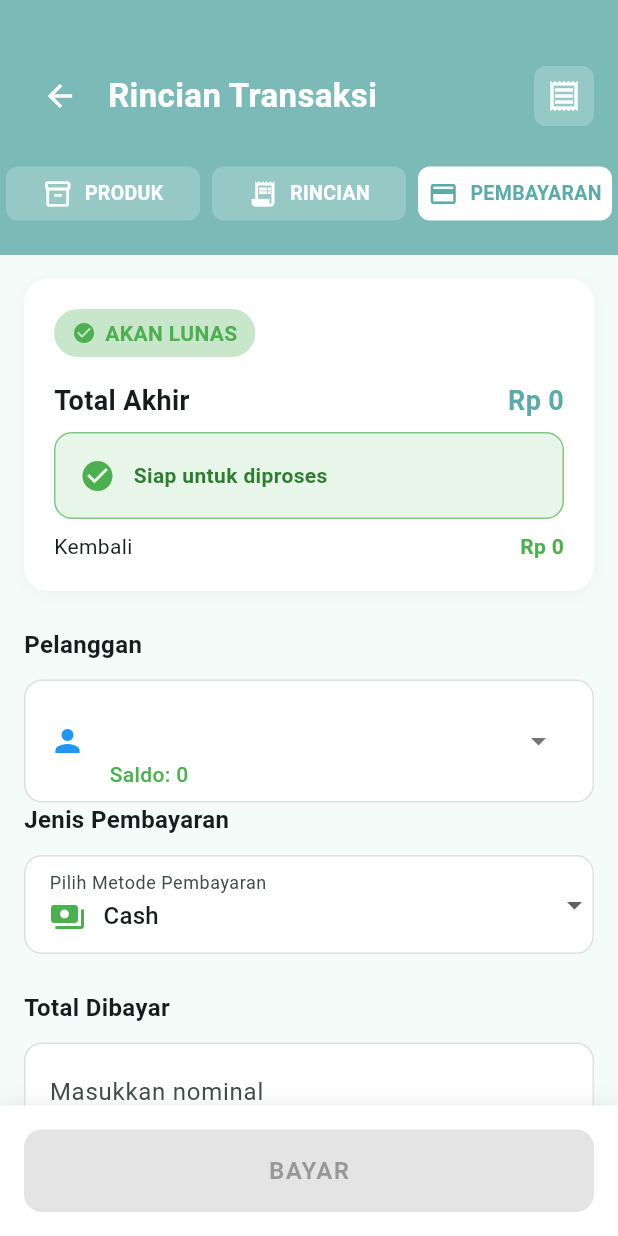
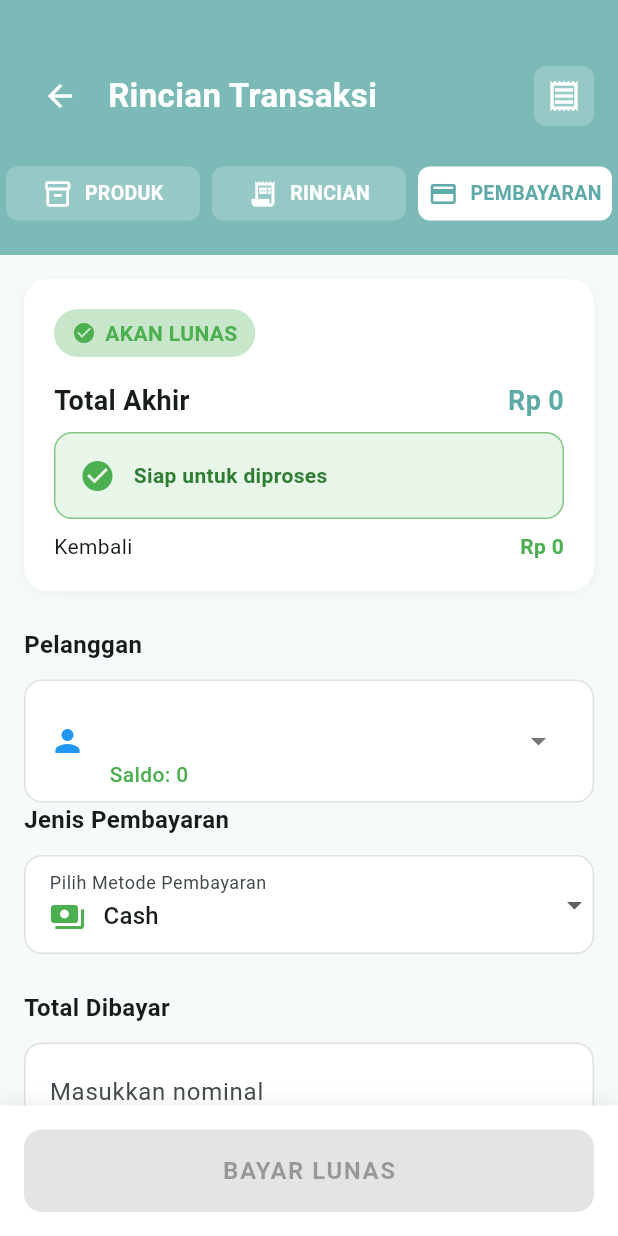
Before and after one commit to 4lvin/sadean-mobile, a Flutter app: the TransactionDetailView screen opened by its route, after a tap on "PRODUK", after a tap on "RINCIAN", after a tap on "PEMBAYARAN", on a phone screen of 412 x 824 dp. Run offline on Flutter 3.47's test engine with Material 3 defaults, Android fonts, the phone set to English and light mode, and no system bars; our stand-ins replace flutter_screenutil, flutter_secure_storage, get, image_picker, permission_handler, share_plus and 1 more; missing offline and left inert: bluetooth_print_plus, flutter_barcode_scanner_plus; accounts and stored records are empty; network calls fail; Roboto replaces fonts that are missing (Poppins).

Commit message:
kurang bayar bottom bar

```diff
--- a/lib/src/view/history/history_detail.dart
+++ b/lib/src/view/history/history_detail.dart
@@ -1058,15 +1058,17 @@ class TransactionDetailView extends StatelessWidget {
         child: SafeArea(
           child: Obx(
                 () => ElevatedButton(
-              onPressed:
-                  controller.isProcessingTransaction.value
+              onPressed: controller.isProcessingTransaction.value
                   ? null
                   : controller.canProcessPayment
                   ? () => controller.processTransaction()
                   : null,
               style: ElevatedButton.styleFrom(
-                backgroundColor:
-                    controller.canProcessPayment ? primaryColor : Colors.grey,
+                backgroundColor: controller.canProcessPayment
+                    ? (controller.amountPaid.value >= controller.cartTotal.value
+                    ? primaryColor
+                    : Colors.orange)
+                    : Colors.grey,
                 foregroundColor: Colors.white,
                 padding: const EdgeInsets.symmetric(vertical: 16),
                 shape: RoundedRectangleBorder(
@@ -1074,8 +1076,7 @@ class TransactionDetailView extends StatelessWidget {
                 ),
                 elevation: 0,
               ),
-              child:
-                  controller.isProcessingTransaction.value
+              child: controller.isProcessingTransaction.value
                   ? const Row(
                 mainAxisAlignment: MainAxisAlignment.center,
                 children: [
@@ -1091,9 +1092,11 @@ class TransactionDetailView extends StatelessWidget {
                   Text('MEMPROSES...'),
                 ],
               )
-                      : const Text(
-                        'BAYAR',
-                        style: TextStyle(
+                  : Text(
+                controller.amountPaid.value >= controller.cartTotal.value
+                    ? 'BAYAR LUNAS'
+                    : 'BAYAR KURANG',
+                style: const TextStyle(
                   fontSize: 16,
                   fontWeight: FontWeight.bold,
                   letterSpacing: 1,
@@ -1121,8 +1124,7 @@ class TransactionDetailView extends StatelessWidget {
         child: SafeArea(
           child: Obx(
                 () => ElevatedButton(
-              onPressed:
-                  controller.cartItems.isEmpty
+              onPressed: controller.cartItems.isEmpty
                   ? null
                   : () {
                 if (controller.selectedTabIndex.value < 2) {
```
Lines whose indentation alone changed are shown as unchanged.
